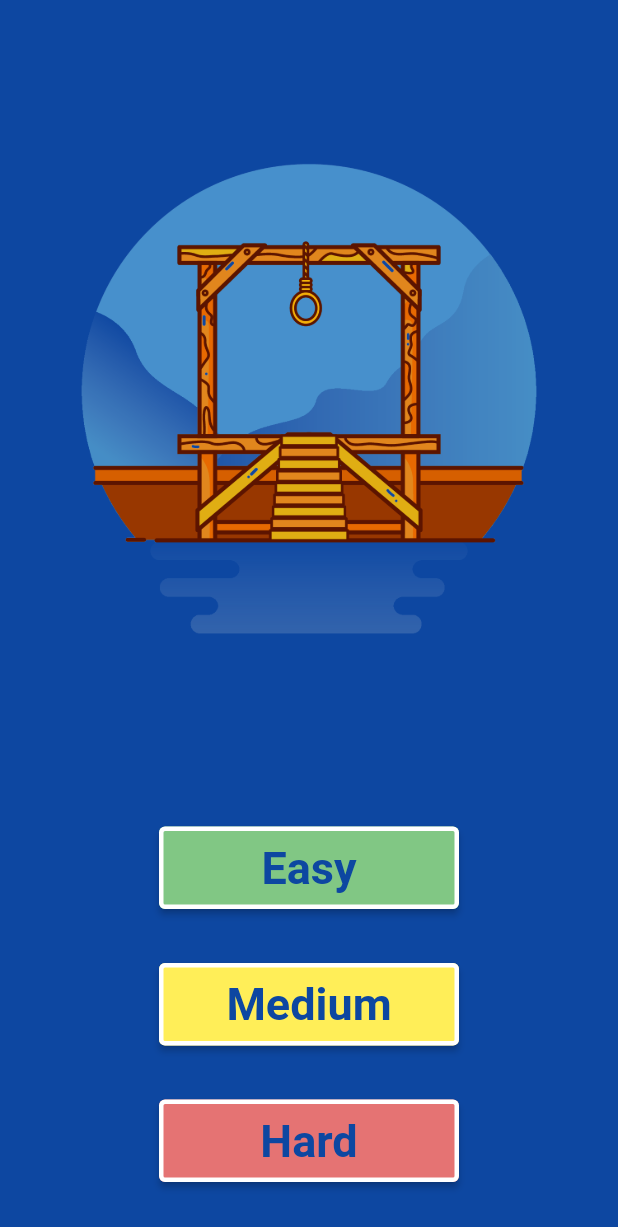
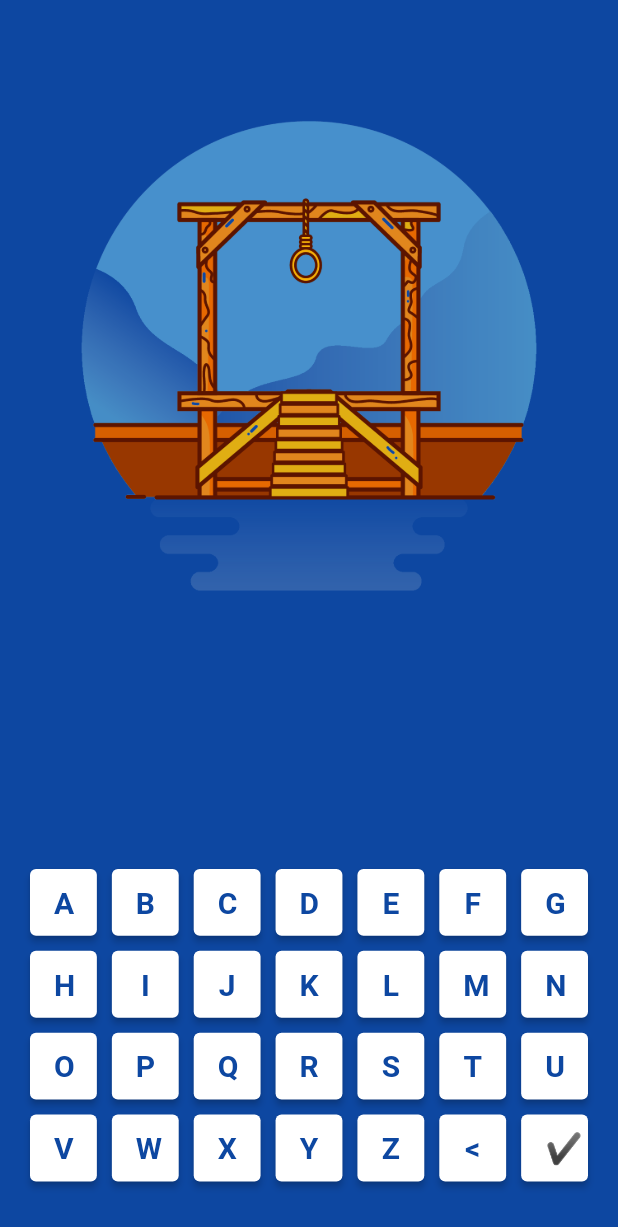
Before and after one commit to floKianB/hangman, a Flutter app: the screen it shows after launch, on a phone screen of 412 x 824 dp. Shown: the top 1227 px of the screen. Run offline on Flutter 3.47's test engine with Material 2 defaults, Android fonts, the phone set to English and light mode, and no system bars.

Commit message:
Done + UI improvments suggested + UX keyboard suggested

```diff
--- a/lib/start.dart
+++ b/lib/start.dart
@@ -1,9 +1,15 @@
 import 'package:flutter/material.dart';
 import './game.dart';
 
-class Start extends StatelessWidget {
+class Start extends StatefulWidget {
   const Start({Key? key}) : super(key: key);
 
+  @override
+  State<Start> createState() => _StartState();
+}
+
+class _StartState extends State<Start> {
+  String selectedWord = '';
   @override
   Widget build(BuildContext context) {
     return Scaffold(
@@ -24,82 +30,35 @@ class Start extends StatelessWidget {
                 ),
 
                 Expanded(
-                  flex: 3,
-                  child: Column(
-                    mainAxisAlignment: MainAxisAlignment.spaceEvenly,
-                    children: [
-                      ElevatedButton(
-                    style: ElevatedButton.styleFrom(
-                      padding: EdgeInsets.symmetric(horizontal: 0, vertical: 10),
-                      minimumSize: Size(200, 30),
-                      primary: Colors.green[300],
-                      side: BorderSide(width: 3, color: Colors.white),
+                  flex: 1,
+                  child: Center(
+                    child: Text(
+                      selectedWord,
+                      style: TextStyle(
+                        fontSize: 45,
+                        fontWeight: FontWeight.w600,
+                        color: Colors.white,
+                      ),
                     ),
-                    onPressed: (){
-                      Navigator.push(
-                        context,
-                        MaterialPageRoute(builder: (context) => Game() )
-                      );
-                    },
-                    child: Text(
-                      "Easy",
-                      style: TextStyle(
-                        fontSize: 30,
-                        color: Colors.blue[900],
-                        fontWeight: FontWeight.w600
-                      ),
-                      ),
-                  ),
-
-                  ElevatedButton(
-                    style: ElevatedButton.styleFrom(
-                      padding: EdgeInsets.symmetric(horizontal: 0, vertical: 10),
-                      minimumSize: Size(200, 30),
-                      primary: Colors.yellow[400],
-                      side: BorderSide(width: 3, color: Colors.white),
-                    ),
-                    onPressed: (){
-                      Navigator.push(
-                        context,
-                        MaterialPageRoute(builder: (context) => Game() )
-                      );
-                    },
-                    child: Text(
-                      "Medium",
-                      style: TextStyle(
-                        fontSize: 30,
-                        color: Colors.blue[900],
-                        fontWeight: FontWeight.w600
-                      ),
-                      ),
-                  ),
-
-                  ElevatedButton(
-                    style: ElevatedButton.styleFrom(
-                      padding: EdgeInsets.symmetric(horizontal: 0, vertical: 10),
-                      minimumSize: Size(200, 30),
-                      primary: Colors.red[300],
-                      side: BorderSide(width: 3, color: Colors.white),
-                    ),
-                    onPressed: (){
-                      Navigator.push(
-                        context,
-                        MaterialPageRoute(builder: (context) => Game() )
-                      );
-                    },
-                    child: Text(
-                      "Hard",
-                      style: TextStyle(
-                        fontSize: 30,
-                        color: Colors.blue[900],
-                        fontWeight: FontWeight.w600
-                      ),
-                      ),
-                  ),
-                    ]
                   ),
                 ),
-
+                Expanded(
+                  flex: 3,
+                  child: Container(
+                    padding: EdgeInsets.fromLTRB(20, 30, 20, 0),
+                    child: GridView.builder(
+                    gridDelegate: const SliverGridDelegateWithFixedCrossAxisCount(
+                      crossAxisCount: 7,
+                      mainAxisSpacing: 10.0,
+                      crossAxisSpacing: 10.0,
+                    ),
+                    itemCount: 28,
+                    itemBuilder: (BuildContext context, index){
+                        const List<String> letters = ['A', 'B', 'C', 'D', 'E', 'F', 'G', 'H', 'I', 'J', 'K', 'L', 'M', 'N', 'O', 'P', 'Q', 'R', 'S', 'T', 'U', 'V', 'W', 'X', 'Y', 'Z', '<', '✔️'];
+                      return _Keys(index, letters);
+                    })
+                  ),
+                ),
               ],
             ),
           ),
@@ -107,5 +66,40 @@ class Start extends StatelessWidget {
       );
   }
 
+    Widget _Keys(int index, List<String> letters){
+    return (
+      ElevatedButton(
+        onPressed: (){
+          if(letters[index] == '<'){
+            setState((){
+              selectedWord = selectedWord.length != 0 ? selectedWord.substring(0, selectedWord.length-1) : selectedWord;
+            });
+          } else if (letters[index] == '✔️') {
+              Navigator.push(
+                context,
+                MaterialPageRoute(builder: (context) => Game(word: "KIAN") )
+              );
 
+          } else {
+            setState((){
+              selectedWord += letters[index];
+            });
+          }
+
+        },
+        style: ElevatedButton.styleFrom(
+          primary: Colors.white,
+        ),
+        child: Text(
+          letters[index],
+          style: TextStyle(
+            color: Colors.blue[900],
+            fontSize: 20,
+            fontWeight: FontWeight.w600,
+          ),
+          ),
+
+      )
+    );
+  }
 }
```
Also changed, not shown: lib/game.dart (+13 -12 lines).
